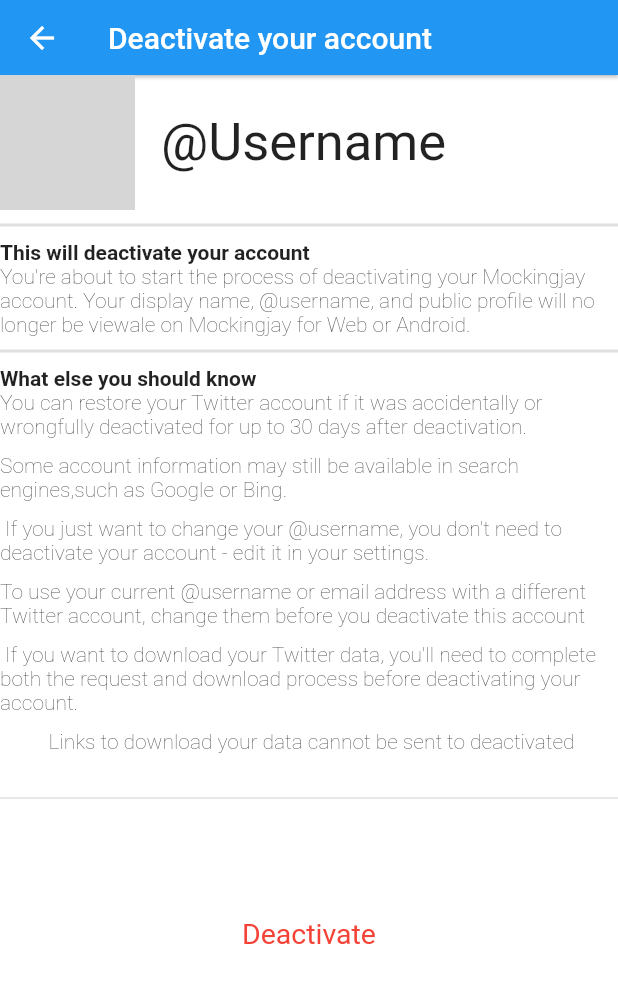
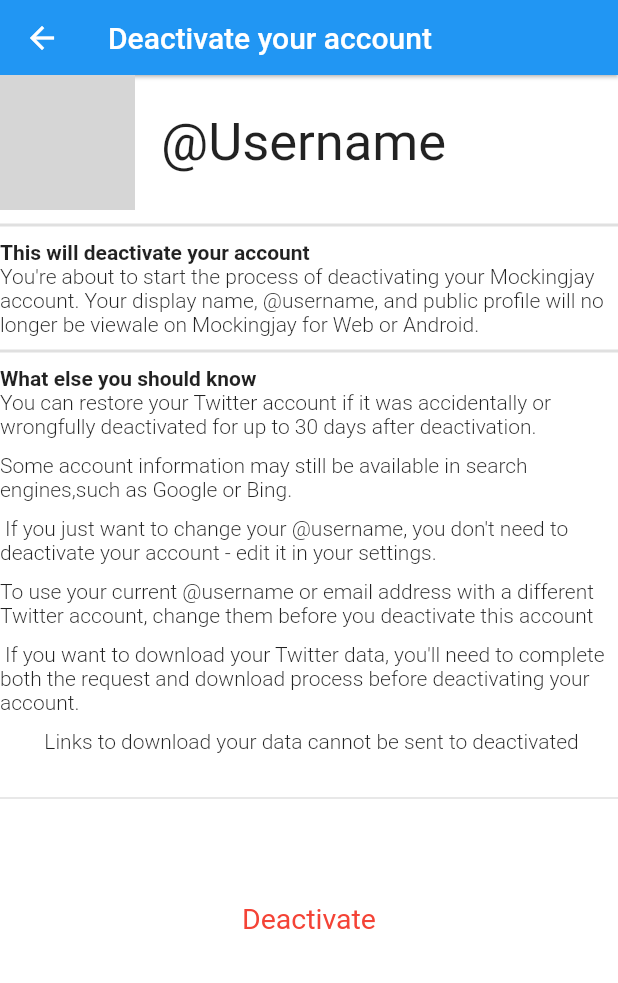
Before and after one commit to team6-cmpn/twitter_Android_teamm, a Flutter app: the DeactivateAccountPage screen opened directly, on a phone screen of 412 x 824 dp. Shown: the top 983 px of the screen. Run offline on Flutter 3.47's test engine with Material 2 defaults, Android fonts, the phone set to English and light mode, and no system bars; our stand-ins replace firebase_auth, firebase_core, font_awesome_flutter, google_sign_in, hive, salomon_bottom_bar and 2 more; missing offline and left inert: firebase_auth_web, firebase_core_web, google_sign_in_web; accounts and stored records are empty; network calls fail; project files that could hold a hidden picture were left out; grey boxes are pictures that could not be loaded.

Commit message:
Update deactivateaccpage.dart

```diff
--- a/twitter_app/lib/screens/Settings/YourAccountSettings/deactivateaccpage.dart
+++ b/twitter_app/lib/screens/Settings/YourAccountSettings/deactivateaccpage.dart
@@ -64,7 +64,7 @@ class DeactivateAccountPage extends StatelessWidget {
                   ),
                   Text(
                       "You're about to start the process of deactivating your Mockingjay account. Your display name, @username, and public profile will no longer be viewale on Mockingjay for Web or Android.",
-                      style: TextStyle(fontWeight: FontWeight.w200)),
+                      style: TextStyle(fontWeight: FontWeight.w300)),
                   Divider(
                     thickness: 2,
                     height: 20,
@@ -76,37 +76,37 @@ class DeactivateAccountPage extends StatelessWidget {
                   ),
                   Text(
                       "You can restore your Twitter account if it was accidentally or wrongfully deactivated for up to 30 days after deactivation.",
-                      style: TextStyle(fontWeight: FontWeight.w200)),
+                      style: TextStyle(fontWeight: FontWeight.w300)),
                   SizedBox(
                     height: 10,
                   ),
                   Text(
                       "Some account information may still be available in search engines,such as Google or Bing.",
-                      style: TextStyle(fontWeight: FontWeight.w200)),
+                      style: TextStyle(fontWeight: FontWeight.w300)),
                   SizedBox(
                     height: 10,
                   ),
                   Text(
                       " If you just want to change your @username, you don't need to deactivate your account - edit it in your settings.",
-                      style: TextStyle(fontWeight: FontWeight.w200)),
+                      style: TextStyle(fontWeight: FontWeight.w300)),
                   SizedBox(
                     height: 10,
                   ),
                   Text(
                       "To use your current @username or email address with a different Twitter account, change them before you deactivate this account",
-                      style: TextStyle(fontWeight: FontWeight.w200)),
+                      style: TextStyle(fontWeight: FontWeight.w300)),
                   SizedBox(
                     height: 10,
                   ),
                   Text(
                       " If you want to download your Twitter data, you'll need to complete both the request and download process before deactivating your account.",
-                      style: TextStyle(fontWeight: FontWeight.w200)),
+                      style: TextStyle(fontWeight: FontWeight.w300)),
                   SizedBox(
                     height: 10,
                   ),
                   Text(
                       " Links to download your data cannot be sent to deactivated",
-                      style: TextStyle(fontWeight: FontWeight.w200)),
+                      style: TextStyle(fontWeight: FontWeight.w300)),
                   SizedBox(
                     height: 20,
                   ),
@@ -115,7 +115,7 @@ class DeactivateAccountPage extends StatelessWidget {
                     height: 20,
                   ),
                   SizedBox(
-                    height: 50,
+                    height: 40,
                   ),
                   Container(
                     width: double.infinity,
```
